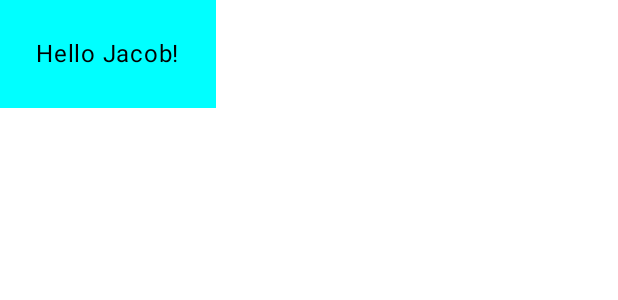
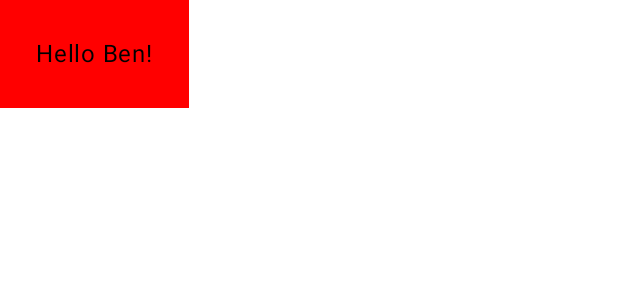
Before and after one commit to Gawvena/exercise2, an Android app built with Jetpack Compose: the @Preview function GreetingPreview, on a phone screen of 412 x 824 dp. Shown: the top 300 px of the screen. Run offline under Robolectric (Android 15) with nearby library versions, the light colour scheme and no system bars.

Commit message:
changed name to be Ben and changed Color.Red

```diff
--- a/googletutorials/app/src/main/java/com/example/grettingcard/MainActivity.kt
+++ b/googletutorials/app/src/main/java/com/example/grettingcard/MainActivity.kt
@@ -26,7 +26,7 @@
             GrettingCardTheme {
                 Scaffold(modifier = Modifier.fillMaxSize()) { innerPadding ->
                     Greeting(
-                            name = "Android",
+                            name = "Ben",
                             modifier = Modifier.padding(innerPadding)
                     )
                 }
@@ -37,7 +37,7 @@
 
 @Composable
 fun Greeting(name: String, modifier: Modifier = Modifier) {
-    Surface(color = Color.Cyan) {
+    Surface(color = Color.Red) {
         Text(
             text = "Hello $name!",
             modifier = modifier.padding(24.dp)
@@ -49,6 +49,6 @@
 @Composable
 fun GreetingPreview() {
     GrettingCardTheme {
-        Greeting("Jacob")
+        Greeting("Ben")
     }
 }
```
